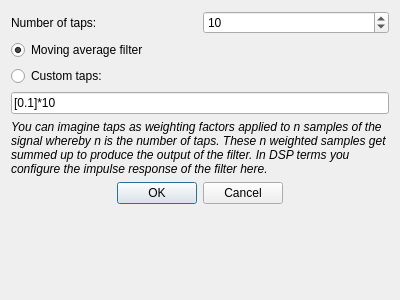
jopohl/urh, file ui/filter_dialog.ui: the form before one commit.
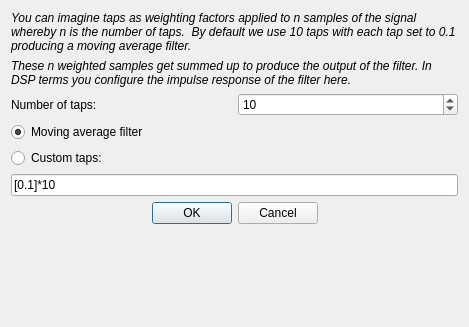
The form after the commit.

Commit message: give warning if number of taps does not match filter fir

```diff
--- a/ui/filter_dialog.ui
+++ b/ui/filter_dialog.ui
@@ -6,22 +6,22 @@
    <rect>
     <x>0</x>
     <y>0</y>
-    <width>400</width>
-    <height>300</height>
+    <width>469</width>
+    <height>327</height>
    </rect>
   </property>
   <property name="windowTitle">
    <string>Configure filter</string>
   </property>
   <layout class="QGridLayout" name="gridLayout">
-   <item row="0" column="0">
+   <item row="3" column="0">
     <widget class="QLabel" name="label">
      <property name="text">
       <string>Number of taps:</string>
      </property>
     </widget>
    </item>
-   <item row="0" column="1">
+   <item row="3" column="1">
     <widget class="QSpinBox" name="spinBoxNumTaps">
      <property name="minimum">
       <number>1</number>
@@ -34,14 +34,14 @@
      </property>
     </widget>
    </item>
-   <item row="2" column="0">
+   <item row="6" column="0">
     <widget class="QRadioButton" name="radioButtonCustomTaps">
      <property name="text">
       <string>Custom taps:</string>
      </property>
     </widget>
    </item>
-   <item row="7" column="0">
+   <item row="11" column="0">
     <spacer name="verticalSpacer">
      <property name="orientation">
       <enum>Qt::Vertical</enum>
@@ -54,7 +54,7 @@
      </property>
     </spacer>
    </item>
-   <item row="4" column="0" colspan="2">
+   <item row="8" column="0" colspan="2">
     <widget class="QLineEdit" name="lineEditCustomTaps">
      <property name="toolTip">
       <string>&lt;html&gt;&lt;head/&gt;&lt;body&gt;&lt;p&gt;You can configure custom filter taps here either explicit using [0.1, 0.2, 0.3] or with &lt;span style=&quot; font-weight:600;&quot;&gt;python programming shortcuts&lt;/span&gt; like [0.1] * 3 + [0.2] * 4 will result in [0.1, 0.1, 0.1, 0.2, 0.2, 0.2, 0.2]&lt;/p&gt;&lt;/body&gt;&lt;/html&gt;</string>
@@ -64,7 +64,7 @@
      </property>
     </widget>
    </item>
-   <item row="1" column="0" colspan="2">
+   <item row="5" column="0" colspan="2">
     <widget class="QRadioButton" name="radioButtonMovingAverage">
      <property name="text">
       <string>Moving average filter</string>
@@ -74,7 +74,7 @@
      </property>
     </widget>
    </item>
-   <item row="6" column="0" colspan="2">
+   <item row="10" column="0" colspan="2">
     <widget class="QDialogButtonBox" name="buttonBox">
      <property name="orientation">
       <enum>Qt::Horizontal</enum>
@@ -87,7 +87,22 @@
      </property>
     </widget>
    </item>
-   <item row="5" column="0" colspan="2">
+   <item row="0" column="0" colspan="2">
+    <widget class="QLabel" name="label_3">
+     <property name="font">
+      <font>
+       <italic>true</italic>
+      </font>
+     </property>
+     <property name="text">
+      <string>You can imagine taps as weighting factors applied to n samples of the signal whereby n is the number of taps.  By default we use 10 taps with each tap set to 0.1 producing a moving average filter.</string>
+     </property>
+     <property name="wordWrap">
+      <bool>true</bool>
+     </property>
+    </widget>
+   </item>
+   <item row="1" column="0" colspan="2">
     <widget class="QLabel" name="label_2">
      <property name="font">
       <font>
@@ -95,7 +110,7 @@
       </font>
      </property>
      <property name="text">
-      <string>You can imagine taps as weighting factors applied to n samples of the signal whereby n is the number of taps. These n weighted samples get summed up to produce the output of the filter. In DSP terms you configure the impulse response of the filter here.</string>
+      <string>These n weighted samples get summed up to produce the output of the filter. In DSP terms you configure the impulse response of the filter here.</string>
      </property>
      <property name="wordWrap">
       <bool>true</bool>
```
The commit also changes 2 other files.
